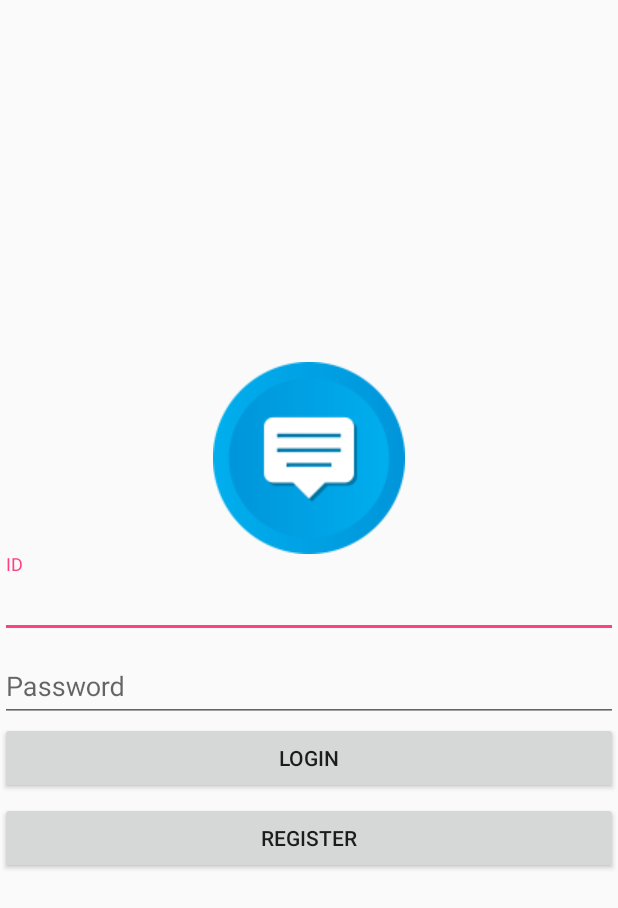
After one commit to tonypark0403/Tonychat, an Android app: the LoginActivity screen opened directly, with no data from a screen before it, on a phone screen of 412 x 824 dp. The commit adds this screen. Shown: the top 908 px of the screen. Run offline under Robolectric (Android 15) with nearby library versions, the phone set to English and light mode, and no system bars; libraries missing offline, so code that uses them is left out: com.google.firebase.remoteconfig; 5 statements that could not run were skipped.

Commit message:
implemented login with the design in android.support.design.widget.TextInputLayout

```diff
--- a/app/build.gradle
+++ b/app/build.gradle
@@ -19,14 +19,16 @@ android {
 }
 
 dependencies {
-    implementation fileTree(dir: 'libs', include: ['*.jar'])
+    implementation fileTree(include: ['*.jar'], dir: 'libs')
     implementation 'com.android.support:appcompat-v7:26.1.0'
     implementation 'com.android.support.constraint:constraint-layout:1.0.2'
     testImplementation 'junit:junit:4.12'
     androidTestImplementation 'com.android.support.test:runner:1.0.1'
     androidTestImplementation 'com.android.support.test.espresso:espresso-core:3.0.1'
     compile 'com.google.firebase:firebase-config:11.0.4'
+    implementation 'com.android.support:design:26.1.0'
 }
 
 
+
 apply plugin: 'com.google.gms.google-services'
--- a/app/src/main/AndroidManifest.xml
+++ b/app/src/main/AndroidManifest.xml
@@ -16,6 +16,7 @@
                 <category android:name="android.intent.category.LAUNCHER" />
             </intent-filter>
         </activity>
+        <activity android:name=".LoginActivity"></activity>
     </application>
 
 </manifest>
--- a/app/src/main/java/com/example/tonypark/tonychat/LoadActivity.java
+++ b/app/src/main/java/com/example/tonypark/tonychat/LoadActivity.java
@@ -1,11 +1,13 @@
 package com.example.tonypark.tonychat;
 
 import android.content.DialogInterface;
+import android.content.Intent;
 import android.graphics.Color;
 import android.support.annotation.NonNull;
 import android.support.v7.app.AlertDialog;
 import android.support.v7.app.AppCompatActivity;
 import android.os.Bundle;
+import android.view.WindowManager;
 import android.widget.LinearLayout;
 import android.widget.Toast;
 
@@ -23,6 +25,8 @@ public class LoadActivity extends AppCompatActivity {
     protected void onCreate(Bundle savedInstanceState) {
         super.onCreate(savedInstanceState);
         setContentView(R.layout.activity_load);
+        //remove status bar
+        getWindow().setFlags(WindowManager.LayoutParams.FLAG_FULLSCREEN, WindowManager.LayoutParams.FLAG_FULLSCREEN);
 
         linearLayout = (LinearLayout) findViewById(R.id.loadactivity_linearlayout);
 
@@ -74,7 +78,7 @@ public class LoadActivity extends AppCompatActivity {
             });
             builder.create().show();
         } else {
-
+            startActivity(new Intent(this, LoginActivity.class));
         }
     }
 }
--- /dev/null
+++ b/app/src/main/java/com/example/tonypark/tonychat/LoginActivity.java
@@ -0,0 +1,33 @@
+package com.example.tonypark.tonychat;
+
+import android.graphics.Color;
+import android.os.Build;
+import android.support.v7.app.AppCompatActivity;
+import android.os.Bundle;
+import android.widget.Button;
+
+import com.google.firebase.remoteconfig.FirebaseRemoteConfig;
+
+public class LoginActivity extends AppCompatActivity {
+
+    private Button login;
+    private Button signin;
+    private FirebaseRemoteConfig mFirebaseRemoteConfig;
+
+    @Override
+    protected void onCreate(Bundle savedInstanceState) {
+        super.onCreate(savedInstanceState);
+        setContentView(R.layout.activity_login);
+
+        mFirebaseRemoteConfig = FirebaseRemoteConfig.getInstance();
+        String load_background = mFirebaseRemoteConfig.getString("load_background");
+        if (Build.VERSION.SDK_INT >= Build.VERSION_CODES.LOLLIPOP) {
+            getWindow().setStatusBarColor(Color.parseColor(load_background));
+        }
+
+        login = (Button) findViewById(R.id.loginActivity_button_login);
+        signin = (Button) findViewById(R.id.loginActivity_button_signin);
+        login.setBackgroundColor(Color.parseColor(load_background));
+        signin.setBackgroundColor(Color.parseColor(load_background));
+    }
+}
--- /dev/null
+++ b/app/src/main/res/layout/activity_login.xml
@@ -0,0 +1,47 @@
+<?xml version="1.0" encoding="utf-8"?>
+<LinearLayout xmlns:android="http://schemas.android.com/apk/res/android"
+    xmlns:tools="http://schemas.android.com/tools"
+    android:layout_width="match_parent"
+    android:layout_height="match_parent"
+    android:gravity="center"
+    android:orientation="vertical"
+    tools:context="com.example.tonypark.tonychat.LoginActivity">
+
+    <ImageView
+        android:layout_width="wrap_content"
+        android:layout_height="wrap_content"
+        android:src="@drawable/chatting" />
+
+    <android.support.design.widget.TextInputLayout
+        android:layout_width="match_parent"
+        android:layout_height="wrap_content">
+        <EditText
+            android:id="@+id/loginActivity_editText_id"
+            android:layout_width="match_parent"
+            android:layout_height="wrap_content"
+            android:hint="ID" />
+    </android.support.design.widget.TextInputLayout>
+
+    <android.support.design.widget.TextInputLayout
+        android:layout_width="match_parent"
+        android:layout_height="wrap_content">
+        <EditText
+            android:id="@+id/loginActivity_editText_password"
+            android:layout_width="match_parent"
+            android:layout_height="wrap_content"
+            android:hint="Password" />
+    </android.support.design.widget.TextInputLayout>
+
+    <Button
+        android:id="@+id/loginActivity_button_login"
+        android:layout_width="match_parent"
+        android:layout_height="wrap_content"
+        android:text="Login"/>
+
+    <Button
+        android:id="@+id/loginActivity_button_signin"
+        android:layout_width="match_parent"
+        android:layout_height="wrap_content"
+        android:layout_marginTop="5dp"
+        android:text="Register"/>
+</LinearLayout>
```
Also changed, not shown: 1 other file.
